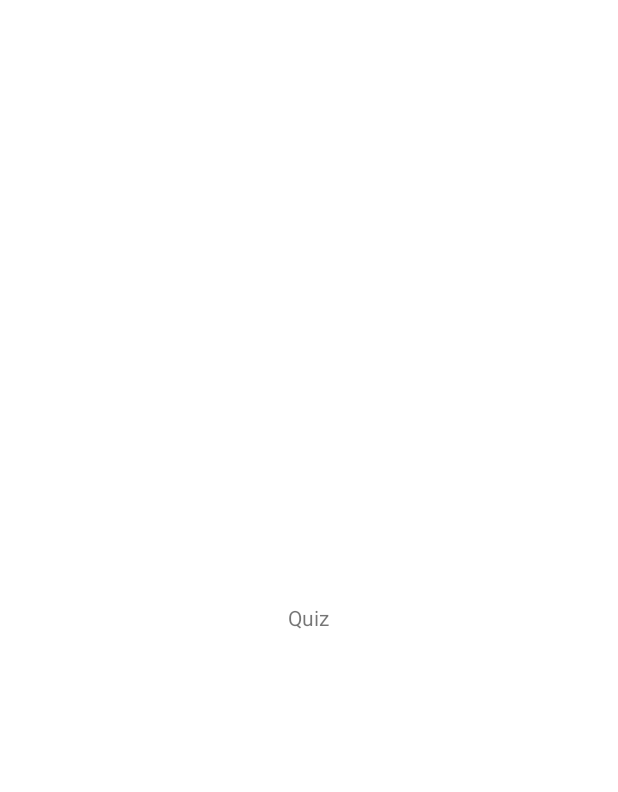
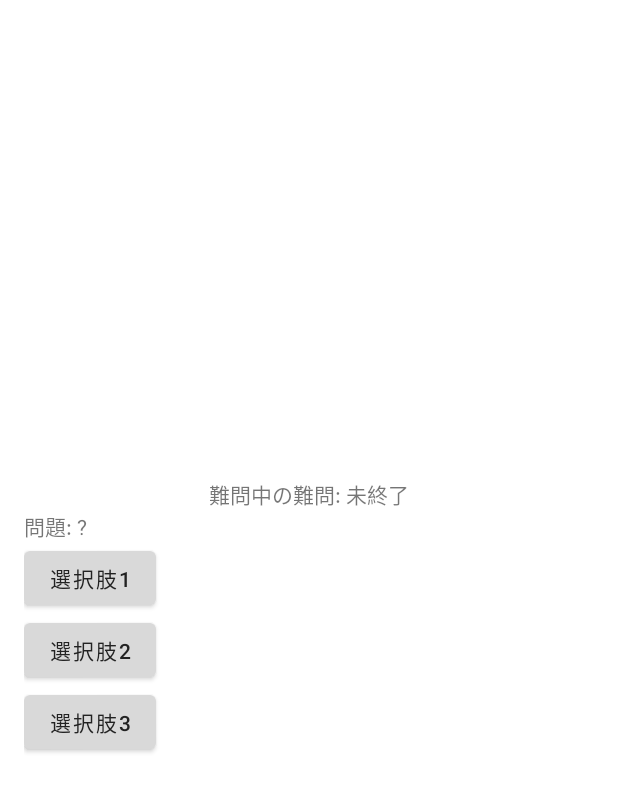
Before and after one commit to N-plus/ukyo_android_kuku, an Android app built with Jetpack Compose: the QuizActivity screen opened directly, with no data from a screen before it, on a phone screen of 412 x 824 dp. Before the commit the part shown is almost empty. Shown: the top 792 px of the screen. Run offline under Robolectric (Android 15) with nearby library versions, the phone set to English and light mode, and no system bars.

Commit message:
20250803 v1

```diff
--- a/app/src/main/java/com/example/kukutrainer/QuizActivity.kt
+++ b/app/src/main/java/com/example/kukutrainer/QuizActivity.kt
@@ -1,11 +1,52 @@
 package com.example.kukutrainer
 
 import android.os.Bundle
+import android.view.View
+import android.widget.Button
+import android.widget.TextView
 import androidx.appcompat.app.AppCompatActivity
 
 class QuizActivity : AppCompatActivity() {
+
+    companion object {
+        const val EXTRA_DIFFICULTY = "extra_difficulty"
+        private const val DIFFICULTY_EASY = "easy"
+        private const val DIFFICULTY_HARD = "hard"
+    }
+
     override fun onCreate(savedInstanceState: Bundle?) {
         super.onCreate(savedInstanceState)
         setContentView(R.layout.activity_quiz)
+
+        val difficulty = intent.getStringExtra(EXTRA_DIFFICULTY)
+        val hardestStatus = findViewById<TextView>(R.id.hardest_status)
+
+        val easyLayout = findViewById<View>(R.id.easy_layout)
+        val hardLayout = findViewById<View>(R.id.hard_layout)
+
+        if (difficulty == DIFFICULTY_HARD) {
+            hardLayout.visibility = View.VISIBLE
+            easyLayout.visibility = View.GONE
+
+            val submitButton = findViewById<Button>(R.id.submit_button)
+            submitButton.setOnClickListener {
+                hardestStatus.text = "難問中の難問: 終了"
+            }
+        } else {
+            easyLayout.visibility = View.VISIBLE
+            hardLayout.visibility = View.GONE
+
+            val option1 = findViewById<Button>(R.id.option1)
+            val option2 = findViewById<Button>(R.id.option2)
+            val option3 = findViewById<Button>(R.id.option3)
+
+            val listener = View.OnClickListener {
+                hardestStatus.text = "難問中の難問: 終了"
+            }
+
+            option1.setOnClickListener(listener)
+            option2.setOnClickListener(listener)
+            option3.setOnClickListener(listener)
+        }
     }
 }
--- a/app/src/main/res/layout/activity_quiz.xml
+++ b/app/src/main/res/layout/activity_quiz.xml
@@ -2,10 +2,68 @@
     android:layout_width="match_parent"
     android:layout_height="match_parent"
     android:orientation="vertical"
-    android:gravity="center">
+    android:gravity="center"
+    android:padding="16dp">
 
     <TextView
+        android:id="@+id/hardest_status"
         android:layout_width="wrap_content"
         android:layout_height="wrap_content"
-        android:text="Quiz" />
+        android:text="難問中の難問: 未終了" />
+
+    <LinearLayout
+        android:id="@+id/easy_layout"
+        android:layout_width="match_parent"
+        android:layout_height="wrap_content"
+        android:orientation="vertical"
+        android:visibility="gone">
+
+        <TextView
+            android:layout_width="wrap_content"
+            android:layout_height="wrap_content"
+            android:text="問題: ?" />
+
+        <Button
+            android:id="@+id/option1"
+            android:layout_width="wrap_content"
+            android:layout_height="wrap_content"
+            android:text="選択肢1" />
+
+        <Button
+            android:id="@+id/option2"
+            android:layout_width="wrap_content"
+            android:layout_height="wrap_content"
+            android:text="選択肢2" />
+
+        <Button
+            android:id="@+id/option3"
+            android:layout_width="wrap_content"
+            android:layout_height="wrap_content"
+            android:text="選択肢3" />
+    </LinearLayout>
+
+    <LinearLayout
+        android:id="@+id/hard_layout"
+        android:layout_width="match_parent"
+        android:layout_height="wrap_content"
+        android:orientation="vertical"
+        android:visibility="gone">
+
+        <TextView
+            android:layout_width="wrap_content"
+            android:layout_height="wrap_content"
+            android:text="問題: ?" />
+
+        <EditText
+            android:id="@+id/answer_input"
+            android:layout_width="match_parent"
+            android:layout_height="wrap_content" />
+
+        <Button
+            android:id="@+id/submit_button"
+            android:layout_width="wrap_content"
+            android:layout_height="wrap_content"
+            android:text="回答" />
+    </LinearLayout>
+
 </LinearLayout>
--- a/app/src/main/res/layout/activity_splash.xml
+++ b/app/src/main/res/layout/activity_splash.xml
@@ -2,7 +2,8 @@
 <FrameLayout xmlns:android="http://schemas.android.com/apk/res/android"
     android:layout_width="match_parent"
     android:layout_height="match_parent"
-    android:gravity="center">
+    android:gravity="center"
+    android:background="@color/splash_bg">
 
     <LinearLayout
         android:layout_width="wrap_content"
--- a/app/src/main/res/values/colors.xml
+++ b/app/src/main/res/values/colors.xml
@@ -10,4 +10,5 @@
     <color name="card_bg">#D9D9D9</color> <!-- 薄い灰色 -->
     <color name="circle_pink">#FFB3B3</color>
     <color name="text_primary">#222222</color>
+    <color name="splash_bg">#2196F3</color>
 </resources>
--- a/app/src/main/res/values/strings.xml
+++ b/app/src/main/res/values/strings.xml
@@ -36,4 +36,5 @@
     <string name="profile_badges">獲得バッジ</string>
     <string name="profile_selected_character">選択中キャラクター: %1$s</string>
     <string name="dressup_placeholder">着せ替え機能は準備中です</string>
+    <string name="play_sound">音声</string>
 </resources>
```
Also changed, not shown: app/src/main/java/com/example/kukutrainer/QuizDifficultySelectActivity.kt (+11 -3 lines), app/src/main/java/com/example/kukutrainer/ui/Screens.kt (+36 -7 lines), app/src/main/java/com/example/kukutrainer/ui/theme/Color.kt (+7 -6 lines), app/src/main/java/com/example/kukutrainer/ui/theme/Theme.kt (+9 -17 lines), app/src/main/res/layout/activity_quiz_difficulty_select.xml (+9 -3 lines).
